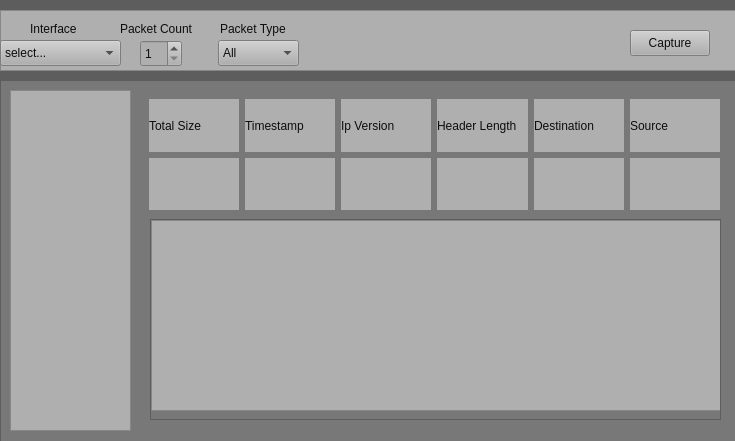
The window that src/application/window.ui (JoshBmillikan/CSC677Project) describes before a commit, drawn with Qt 5.
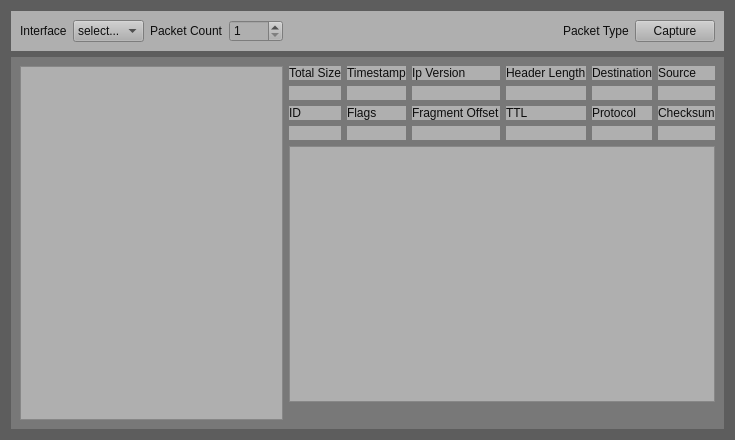
The same window after the commit.

The edit to the form file:
```diff
--- a/src/application/window.ui
+++ b/src/application/window.ui
@@ -7,74 +7,60 @@
     <x>0</x>
     <y>0</y>
     <width>735</width>
-    <height>441</height>
+    <height>440</height>
    </rect>
   </property>
+  <property name="sizePolicy">
+   <sizepolicy hsizetype="Preferred" vsizetype="Expanding">
+    <horstretch>0</horstretch>
+    <verstretch>0</verstretch>
+   </sizepolicy>
+  </property>
   <property name="windowTitle">
    <string>CSC 677 project</string>
   </property>
   <property name="styleSheet">
    <string notr="true">background-color: rgb(93, 93, 93);</string>
   </property>
+  <layout class="QVBoxLayout" name="verticalLayout_2">
+   <item>
   <widget class="QFrame" name="frame">
-   <property name="geometry">
-    <rect>
-     <x>0</x>
-     <y>10</y>
-     <width>741</width>
-     <height>61</height>
-    </rect>
-   </property>
    <property name="autoFillBackground">
-    <bool>true</bool>
+      <bool>false</bool>
    </property>
    <property name="styleSheet">
     <string notr="true">background-color: rgb(175, 175, 175);
 color: rgb(13, 13, 13);</string>
    </property>
    <property name="frameShape">
-    <enum>QFrame::Shape::StyledPanel</enum>
-   </property>
-   <property name="frameShadow">
-    <enum>QFrame::Shadow::Raised</enum>
-   </property>
-   <widget class="QComboBox" name="comboBox">
-    <property name="geometry">
-     <rect>
-      <x>0</x>
-      <y>30</y>
-      <width>121</width>
-      <height>26</height>
-     </rect>
-    </property>
+      <enum>QFrame::NoFrame</enum>
+     </property>
+     <layout class="QHBoxLayout" name="horizontalLayout">
     <item>
-     <property name="text">
-      <string>select...</string>
-     </property>
-    </item>
-   </widget>
    <widget class="QLabel" name="label">
-    <property name="geometry">
-     <rect>
-      <x>30</x>
-      <y>10</y>
-      <width>59</width>
-      <height>18</height>
-     </rect>
-    </property>
     <property name="text">
      <string>Interface</string>
     </property>
    </widget>
+      </item>
+      <item>
+       <widget class="QComboBox" name="comboBox">
+        <item>
+         <property name="text">
+          <string>select...</string>
+         </property>
+        </item>
+       </widget>
+      </item>
+      <item>
+       <widget class="QLabel" name="label_2">
+        <property name="text">
+         <string>Packet Count</string>
+        </property>
+       </widget>
+      </item>
+      <item>
    <widget class="QSpinBox" name="packetCountSpinBox">
-    <property name="geometry">
-     <rect>
-      <x>140</x>
-      <y>30</y>
-      <width>42</width>
-      <height>27</height>
-     </rect>
-    </property>
     <property name="minimum">
      <number>1</number>
     </property>
@@ -82,28 +68,29 @@
      <number>1000</number>
     </property>
    </widget>
-   <widget class="QLabel" name="label_2">
-    <property name="geometry">
-     <rect>
-      <x>120</x>
-      <y>11</y>
-      <width>81</width>
-      <height>16</height>
-     </rect>
-    </property>
+      </item>
+      <item>
+       <spacer name="horizontalSpacer">
+        <property name="orientation">
+         <enum>Qt::Horizontal</enum>
+        </property>
+        <property name="sizeHint" stdset="0">
+         <size>
+          <width>10</width>
+          <height>20</height>
+         </size>
+        </property>
+       </spacer>
+      </item>
+      <item>
+       <widget class="QLabel" name="label_3">
     <property name="text">
-     <string>Packet Count</string>
-    </property>
-   </widget>
+         <string>Packet Type</string>
+        </property>
+       </widget>
+      </item>
+      <item>
    <widget class="QPushButton" name="captureButton">
-    <property name="geometry">
-     <rect>
-      <x>630</x>
-      <y>20</y>
-      <width>80</width>
-      <height>26</height>
-     </rect>
-    </property>
     <property name="toolTip">
      <string>Capture the selected number of packets</string>
     </property>
@@ -111,90 +98,107 @@
      <string>Capture</string>
     </property>
    </widget>
-   <widget class="QComboBox" name="comboBox_2">
-    <property name="geometry">
-     <rect>
-      <x>218</x>
-      <y>30</y>
-      <width>81</width>
-      <height>26</height>
-     </rect>
-    </property>
-    <item>
-     <property name="text">
-      <string>All</string>
-     </property>
-    </item>
-    <item>
-     <property name="text">
-      <string>IPV4</string>
-     </property>
+      </item>
+     </layout>
+    </widget>
     </item>
     <item>
-     <property name="text">
-      <string>IPV6</string>
-     </property>
-    </item>
-   </widget>
-   <widget class="QLabel" name="label_3">
-    <property name="geometry">
-     <rect>
-      <x>220</x>
-      <y>10</y>
-      <width>81</width>
-      <height>18</height>
-     </rect>
-    </property>
-    <property name="text">
-     <string>Packet Type</string>
-    </property>
-   </widget>
-  </widget>
   <widget class="QFrame" name="packetFrame">
    <property name="enabled">
-    <bool>false</bool>
-   </property>
-   <property name="geometry">
-    <rect>
-     <x>0</x>
-     <y>80</y>
-     <width>741</width>
-     <height>371</height>
-    </rect>
+      <bool>true</bool>
+     </property>
+     <property name="sizePolicy">
+      <sizepolicy hsizetype="Preferred" vsizetype="Expanding">
+       <horstretch>0</horstretch>
+       <verstretch>0</verstretch>
+      </sizepolicy>
    </property>
    <property name="styleSheet">
     <string notr="true">background-color: rgb(120, 120, 120);</string>
    </property>
    <property name="frameShape">
-    <enum>QFrame::Shape::StyledPanel</enum>
-   </property>
-   <property name="frameShadow">
-    <enum>QFrame::Shadow::Raised</enum>
-   </property>
-   <widget class="QListWidget" name="packetList">
-    <property name="geometry">
-     <rect>
-      <x>10</x>
-      <y>10</y>
-      <width>121</width>
-      <height>341</height>
-     </rect>
-    </property>
-    <property name="styleSheet">
-     <string notr="true">background-color: rgb(175, 175, 175);
-color: rgb(13, 13, 13);</string>
-    </property>
-   </widget>
-   <widget class="QWidget" name="gridLayoutWidget">
-    <property name="geometry">
-     <rect>
-      <x>149</x>
-      <y>19</y>
-      <width>571</width>
-      <height>111</height>
-     </rect>
-    </property>
+      <enum>QFrame::NoFrame</enum>
+     </property>
+     <layout class="QGridLayout" name="gridLayout_2">
+      <item row="0" column="1">
     <layout class="QGridLayout" name="gridLayout">
+        <item row="3" column="4">
+         <widget class="QLabel" name="protocolLabel">
+          <property name="styleSheet">
+           <string notr="true">background-color: rgb(175, 175, 175);
+color: rgb(13, 13, 13);</string>
+          </property>
+          <property name="text">
+           <string/>
+          </property>
+         </widget>
+        </item>
+        <item row="2" column="1">
+         <widget class="QLabel" name="label_11">
+          <property name="styleSheet">
+           <string notr="true">background-color: rgb(175, 175, 175);
+color: rgb(13, 13, 13);</string>
+          </property>
+          <property name="text">
+           <string>Flags</string>
+          </property>
+         </widget>
+        </item>
+        <item row="1" column="0">
+         <widget class="QLabel" name="sizeLabel">
+          <property name="styleSheet">
+           <string notr="true">background-color: rgb(175, 175, 175);
+color: rgb(13, 13, 13);</string>
+          </property>
+          <property name="text">
+           <string/>
+          </property>
+         </widget>
+        </item>
+        <item row="2" column="4">
+         <widget class="QLabel" name="label_14">
+          <property name="styleSheet">
+           <string notr="true">background-color: rgb(175, 175, 175);
+color: rgb(13, 13, 13);</string>
+          </property>
+          <property name="text">
+           <string>Protocol</string>
+          </property>
+         </widget>
+        </item>
+        <item row="3" column="2">
+         <widget class="QLabel" name="fragmentLabel">
+          <property name="styleSheet">
+           <string notr="true">background-color: rgb(175, 175, 175);
+color: rgb(13, 13, 13);</string>
+          </property>
+          <property name="text">
+           <string/>
+          </property>
+         </widget>
+        </item>
+        <item row="0" column="4">
+         <widget class="QLabel" name="label_5">
+          <property name="styleSheet">
+           <string notr="true">background-color: rgb(175, 175, 175);
+color: rgb(13, 13, 13);</string>
+          </property>
+          <property name="text">
+           <string>Destination</string>
+          </property>
+         </widget>
+        </item>
+        <item row="0" column="2">
+         <widget class="QLabel" name="label_4">
+          <property name="styleSheet">
+           <string notr="true">background-color: rgb(175, 175, 175);
+color: rgb(13, 13, 13);</string>
+          </property>
+          <property name="text">
+           <string>Ip Version</string>
+          </property>
+         </widget>
+        </item>
      <item row="0" column="5">
       <widget class="QLabel" name="label_8">
        <property name="styleSheet">
@@ -206,14 +210,14 @@
        </property>
       </widget>
      </item>
-     <item row="1" column="2">
-      <widget class="QLabel" name="ipLabel">
+        <item row="2" column="5">
+         <widget class="QLabel" name="label_15">
        <property name="styleSheet">
         <string notr="true">background-color: rgb(175, 175, 175);
 color: rgb(13, 13, 13);</string>
        </property>
        <property name="text">
-        <string/>
+           <string>Checksum</string>
        </property>
       </widget>
      </item>
@@ -228,8 +232,8 @@
        </property>
       </widget>
      </item>
-     <item row="1" column="0">
-      <widget class="QLabel" name="sizeLabel">
+        <item row="1" column="3">
+         <widget class="QLabel" name="headerLengthLabel">
        <property name="styleSheet">
         <string notr="true">background-color: rgb(175, 175, 175);
 color: rgb(13, 13, 13);</string>
@@ -239,25 +243,36 @@
        </property>
       </widget>
      </item>
-     <item row="1" column="4">
-      <widget class="QLabel" name="destinationLabel">
+        <item row="2" column="2">
+         <widget class="QLabel" name="label_12">
        <property name="styleSheet">
         <string notr="true">background-color: rgb(175, 175, 175);
 color: rgb(13, 13, 13);</string>
        </property>
        <property name="text">
+           <string>Fragment Offset</string>
+          </property>
+         </widget>
+        </item>
+        <item row="1" column="2">
+         <widget class="QLabel" name="ipLabel">
+          <property name="styleSheet">
+           <string notr="true">background-color: rgb(175, 175, 175);
+color: rgb(13, 13, 13);</string>
+          </property>
+          <property name="text">
         <string/>
        </property>
       </widget>
      </item>
-     <item row="0" column="2">
-      <widget class="QLabel" name="label_4">
+        <item row="1" column="5">
+         <widget class="QLabel" name="sourceLabel">
        <property name="styleSheet">
         <string notr="true">background-color: rgb(175, 175, 175);
 color: rgb(13, 13, 13);</string>
        </property>
        <property name="text">
-        <string>Ip Version</string>
+           <string/>
        </property>
       </widget>
      </item>
@@ -272,6 +287,28 @@
        </property>
       </widget>
      </item>
+        <item row="3" column="3">
+         <widget class="QLabel" name="ttlLabel">
+          <property name="styleSheet">
+           <string notr="true">background-color: rgb(175, 175, 175);
+color: rgb(13, 13, 13);</string>
+          </property>
+          <property name="text">
+           <string/>
+          </property>
+         </widget>
+        </item>
+        <item row="2" column="3">
+         <widget class="QLabel" name="label_13">
+          <property name="styleSheet">
+           <string notr="true">background-color: rgb(175, 175, 175);
+color: rgb(13, 13, 13);</string>
+          </property>
+          <property name="text">
+           <string>TTL</string>
+          </property>
+         </widget>
+        </item>
      <item row="1" column="1">
       <widget class="QLabel" name="timestampLabel">
        <property name="styleSheet">
@@ -283,19 +320,41 @@
        </property>
       </widget>
      </item>
-     <item row="0" column="4">
-      <widget class="QLabel" name="label_5">
+        <item row="3" column="1">
+         <widget class="QLabel" name="flagsLabel">
        <property name="styleSheet">
         <string notr="true">background-color: rgb(175, 175, 175);
 color: rgb(13, 13, 13);</string>
        </property>
        <property name="text">
-        <string>Destination</string>
+           <string/>
        </property>
       </widget>
      </item>
-     <item row="1" column="5">
-      <widget class="QLabel" name="sourceLabel">
+        <item row="1" column="4">
+         <widget class="QLabel" name="destinationLabel">
+          <property name="styleSheet">
+           <string notr="true">background-color: rgb(175, 175, 175);
+color: rgb(13, 13, 13);</string>
+          </property>
+          <property name="text">
+           <string/>
+          </property>
+         </widget>
+        </item>
+        <item row="2" column="0">
+         <widget class="QLabel" name="label_10">
+          <property name="styleSheet">
+           <string notr="true">background-color: rgb(175, 175, 175);
+color: rgb(13, 13, 13);</string>
+          </property>
+          <property name="text">
+           <string>ID</string>
+          </property>
+         </widget>
+        </item>
+        <item row="3" column="0">
+         <widget class="QLabel" name="idLabel">
        <property name="styleSheet">
         <string notr="true">background-color: rgb(175, 175, 175);
 color: rgb(13, 13, 13);</string>
@@ -316,8 +375,8 @@
        </property>
       </widget>
      </item>
-     <item row="1" column="3">
-      <widget class="QLabel" name="headerLengthLabel">
+        <item row="3" column="5">
+         <widget class="QLabel" name="checksumLabel">
        <property name="styleSheet">
         <string notr="true">background-color: rgb(175, 175, 175);
 color: rgb(13, 13, 13);</string>
@@ -328,54 +387,52 @@
       </widget>
      </item>
     </layout>
-   </widget>
-   <widget class="QScrollArea" name="scrollArea">
-    <property name="geometry">
-     <rect>
-      <x>150</x>
-      <y>139</y>
-      <width>571</width>
-      <height>201</height>
-     </rect>
-    </property>
-    <property name="widgetResizable">
-     <bool>true</bool>
-    </property>
-    <widget class="QWidget" name="scrollAreaWidgetContents">
-     <property name="geometry">
-      <rect>
-       <x>0</x>
-       <y>0</y>
-       <width>569</width>
-       <height>199</height>
-      </rect>
-     </property>
+      </item>
+      <item row="0" column="0" rowspan="5">
+       <widget class="QListWidget" name="packetList">
+        <property name="styleSheet">
+         <string notr="true">background-color: rgb(175, 175, 175);
+color: rgb(13, 13, 13);</string>
+        </property>
+       </widget>
+      </item>
+      <item row="1" column="1">
+       <layout class="QVBoxLayout" name="verticalLayout_3">
+        <property name="sizeConstraint">
+         <enum>QLayout::SetDefaultConstraint</enum>
+        </property>
+        <item>
      <widget class="QTableWidget" name="packetTable">
       <property name="enabled">
-       <bool>false</bool>
-      </property>
-      <property name="geometry">
-       <rect>
-        <x>0</x>
-        <y>0</y>
-        <width>571</width>
-        <height>191</height>
-       </rect>
+           <bool>true</bool>
+          </property>
+          <property name="sizePolicy">
+           <sizepolicy hsizetype="Expanding" vsizetype="Expanding">
+            <horstretch>0</horstretch>
+            <verstretch>0</verstretch>
+           </sizepolicy>
+          </property>
+          <property name="layoutDirection">
+           <enum>Qt::LeftToRight</enum>
       </property>
       <property name="styleSheet">
        <string notr="true">background-color: rgb(175, 175, 175);
 color: rgb(13, 13, 13);</string>
       </property>
       <property name="sizeAdjustPolicy">
-       <enum>QAbstractScrollArea::SizeAdjustPolicy::AdjustToContents</enum>
+           <enum>QAbstractScrollArea::AdjustIgnored</enum>
       </property>
       <property name="verticalScrollMode">
-       <enum>QAbstractItemView::ScrollMode::ScrollPerPixel</enum>
-      </property>
-     </widget>
+           <enum>QAbstractItemView::ScrollPerItem</enum>
+          </property>
+         </widget>
+        </item>
+       </layout>
+      </item>
+     </layout>
     </widget>
-   </widget>
-  </widget>
+   </item>
+  </layout>
  </widget>
  <resources/>
  <connections/>
```
Lines whose indentation alone changed are shown as unchanged.
